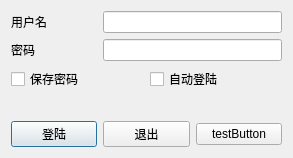
Qt form trunk/VHF/logindialog.ui (bnufree/VHF) before a commit.
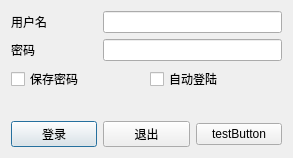
The same form after that commit. Icons and pictures are not drawn. Custom widgets are drawn as their Qt base class.

Patch:
```diff
--- a/trunk/VHF/logindialog.ui
+++ b/trunk/VHF/logindialog.ui
@@ -93,7 +93,7 @@
      <item>
       <widget class="QPushButton" name="okButton">
        <property name="text">
-        <string>登陆</string>
+        <string>登录</string>
        </property>
        <property name="default">
         <bool>true</bool>
```
